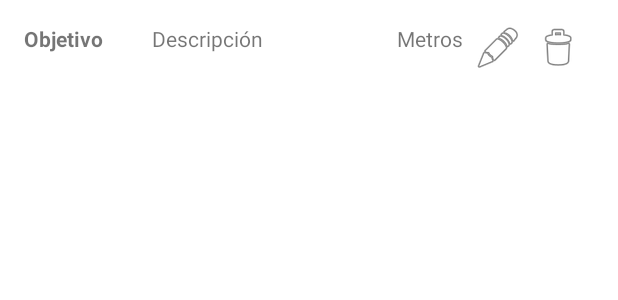
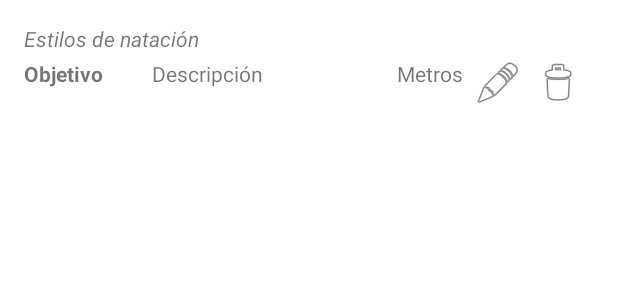
Before and after one commit to PabloRM94/MiEntrenador, an Android app: the layout item_tarea.xml on its own in the app's theme, with its tools: preview values and no code run, on a phone screen of 412 x 824 dp. Shown: the top 300 px of the screen. Run offline under Robolectric (Android 15) with nearby library versions, the phone set to English and light mode, and no system bars.

Commit message:
terminan las modificaciones de logica a partir de aqui solo modificaciones esteticas

```diff
--- a/app/src/main/java/com/ilerna/mientrenador/ui/data/Tarea.kt
+++ b/app/src/main/java/com/ilerna/mientrenador/ui/data/Tarea.kt
@@ -8,5 +8,6 @@ data class Tarea(
     var descripcion: String = "",
     var metros: Int = 0,
     var desarrollo: Boolean = false,
-    var corta: Boolean = false
+    var corta: Boolean = false,
+    var estilos: MutableList<EstiloNatacion> = mutableListOf()
 )
--- a/app/src/main/res/layout/item_tarea.xml
+++ b/app/src/main/res/layout/item_tarea.xml
@@ -2,12 +2,29 @@
 <LinearLayout xmlns:android="http://schemas.android.com/apk/res/android"
     android:layout_width="match_parent"
     android:layout_height="wrap_content"
-    android:orientation="horizontal"
+    android:orientation="vertical"
     android:padding="16dp"
     android:background="?android:attr/selectableItemBackground"
     android:layout_marginBottom="8dp">
 
-    <!-- Objetivo de la tarea (texto más pequeño) -->
+    <TextView
+        android:id="@+id/textViewEstilos"
+        android:layout_width="match_parent"
+        android:layout_height="wrap_content"
+        android:text="Estilos de natación"
+        android:textAppearance="?android:attr/textAppearanceSmall"
+        android:textStyle="italic"
+        android:paddingBottom="4dp"
+        android:ellipsize="end"
+        android:maxLines="1" />
+
+
+    <LinearLayout
+        android:layout_width="match_parent"
+        android:layout_height="wrap_content"
+        android:orientation="horizontal">
+
+        <!-- Objetivo de la tarea -->
         <TextView
             android:id="@+id/textViewObjetivo"
             android:layout_width="0dp"
@@ -20,30 +37,30 @@
             android:textAppearance="?android:attr/textAppearanceSmall"
             android:textStyle="bold" />
 
-    <!-- Descripción de la tarea  -->
+        <!-- Descripción de la tarea -->
         <TextView
             android:id="@+id/textViewDescripcion"
             android:layout_width="0dp"
             android:layout_height="wrap_content"
-        android:text="Descripción"
-        android:textAppearance="?android:attr/textAppearanceSmall"
             android:layout_weight="2"
             android:layout_marginEnd="8dp"
             android:ellipsize="none"
             android:maxLines="100"
-        android:scrollHorizontally="false" />
+            android:scrollHorizontally="false"
+            android:text="Descripción"
+            android:textAppearance="?android:attr/textAppearanceSmall" />
 
         <!-- Metros de la tarea -->
         <TextView
             android:id="@+id/textViewMetros"
             android:layout_width="wrap_content"
             android:layout_height="wrap_content"
+            android:layout_marginEnd="8dp"
+            android:gravity="end"
             android:text="Metros"
-        android:textAppearance="?android:attr/textAppearanceSmall"
-        android:gravity="end"
-        android:layout_marginEnd="8dp" />
+            android:textAppearance="?android:attr/textAppearanceSmall" />
 
-    <!-- Botón para Editar  -->
+        <!-- Botón para Editar -->
         <ImageButton
             android:id="@+id/buttonEditar"
             android:layout_width="wrap_content"
@@ -63,3 +80,4 @@
             android:contentDescription="Eliminar tarea"
             android:src="@android:drawable/ic_menu_delete" />
     </LinearLayout>
+</LinearLayout>
```
Also changed, not shown: app/src/main/java/com/ilerna/mientrenador/ui/data/EstiloNatacion.kt (added, +8 -0 lines), app/src/main/java/com/ilerna/mientrenador/ui/entrenamiento/EntrenamientosFragment.kt (+54 -9 lines), app/src/main/java/com/ilerna/mientrenador/ui/entrenamiento/TareasEntrenamientoAdapter.kt (+7 -10 lines), app/src/main/java/com/ilerna/mientrenador/ui/tareas/EditarTareasAdapter.kt (deleted, +0 -47 lines), app/src/main/java/com/ilerna/mientrenador/ui/tareas/TareasAdapter.kt (+5 -5 lines), app/src/main/java/com/ilerna/mientrenador/ui/tareas/TareasFragment.kt (+47 -36 lines), app/src/main/java/com/ilerna/mientrenador/ui/utils/TareasUtils.kt (added, +16 -0 lines), app/src/main/res/layout/dialog_agregar_tarea.xml (+31 -0 lines). Lines whose indentation alone changed are shown as unchanged.
